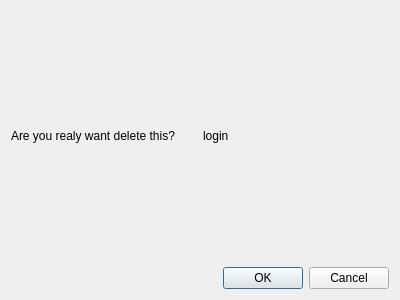
Qt form source/windows/model/account/accountdeletewindow.ui (Who-are-me/term_paper_2022) before a commit.
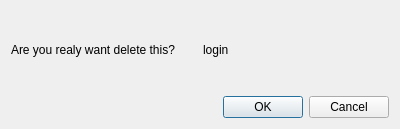
The same form after that commit.

Diff of the .ui file:
```diff
--- a/source/windows/model/account/accountdeletewindow.ui
+++ b/source/windows/model/account/accountdeletewindow.ui
@@ -7,7 +7,7 @@
     <x>0</x>
     <y>0</y>
     <width>400</width>
-    <height>300</height>
+    <height>129</height>
    </rect>
   </property>
   <property name="windowTitle">
```
